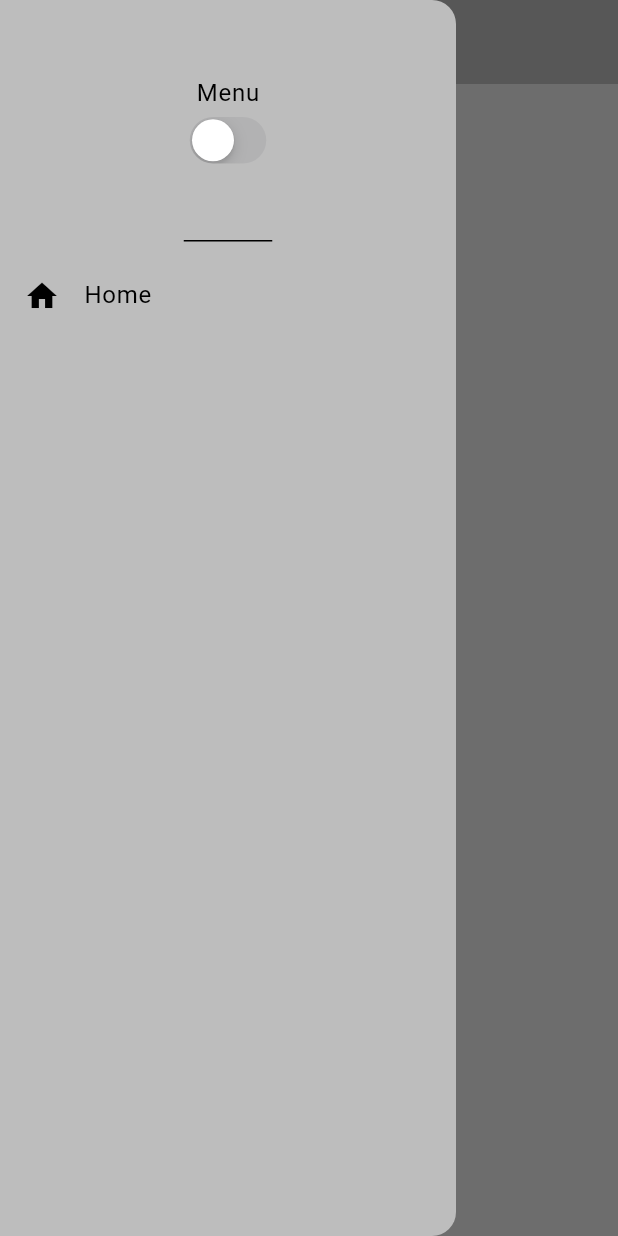
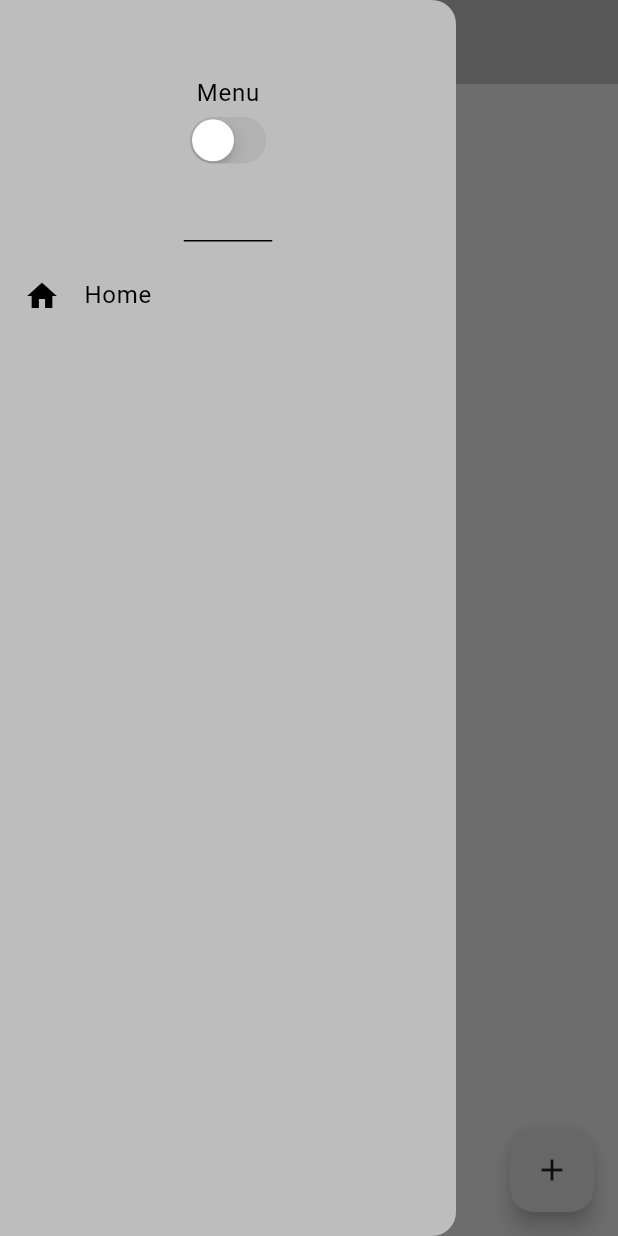
Before and after one commit to Sanji276/habittrackerapp, a Flutter app: the screen it shows after launch, with the side drawer open, on a phone screen of 412 x 824 dp. Run offline on Flutter 3.47's test engine with Material 3 defaults, Android fonts, the phone set to English and light mode, and no system bars; our stand-ins replace isar; accounts and stored records are empty; generated files the repository leaves out were written again.

```diff
--- a/lib/components/drawer.dart
+++ b/lib/components/drawer.dart
@@ -11,7 +11,6 @@ class MyDrawer extends StatelessWidget {
     return Drawer(
       backgroundColor: Theme.of(context).colorScheme.secondary,
       elevation: 0,
-
       child: Column(
         children: [
           Column(
@@ -20,20 +19,21 @@ class MyDrawer extends StatelessWidget {
                 padding: const EdgeInsets.only(top: 50),
                 child: Column(
                   children: [
-                        Text('Menu'),
-                        CupertinoSwitch(value: Provider.of<ThemeProvider>(context).isDarkmode,
-                         onChanged:(value)=> Provider.of<ThemeProvider>(context,listen: false).themeToogle())
+                    const Text('Menu'),
+                    CupertinoSwitch(
+                        value: Provider.of<ThemeProvider>(context).isDarkmode,
+                        onChanged: (value) =>
+                            Provider.of<ThemeProvider>(context, listen: false)
+                                .themeToogle())
                   ],
                 ),
               ),
-
-              ListTile(
+              const ListTile(
                 leading: Icon(Icons.home),
                 title: Text('Home'),
               )
             ],
           )
-
         ],
       ),
     );
--- a/lib/home_page.dart
+++ b/lib/home_page.dart
@@ -9,14 +9,20 @@ class MyHomePage extends StatefulWidget {
 }
 
 class _MyHomePageState extends State<MyHomePage> {
-
   @override
-  Widget build (BuildContext context){
+  Widget build(BuildContext context) {
     return Scaffold(
       appBar: AppBar(
         backgroundColor: Theme.of(context).colorScheme.secondary,
       ),
       drawer: const MyDrawer(),
+      floatingActionButton: FloatingActionButton(
+        onPressed: () => {},
+        child: Icon(
+          Icons.add,
+          color: Theme.of(context).colorScheme.inversePrimary,
+        ),
+      ),
     );
   }
 }
--- a/lib/models/appsettings.dart
+++ b/lib/models/appsettings.dart
@@ -1,7 +1,7 @@
 import 'package:isar/isar.dart';
 
-//run cmd to generate file: dart run build_runner build
-//part 'app_settings.g.dart';
+part 'appsettings.g.dart';
+
 @Collection()
 class Appsettings {
   Id id = Isar.autoIncrement;
--- a/pubspec.yaml
+++ b/pubspec.yaml
@@ -50,8 +50,9 @@ dev_dependencies:
   # package. See that file for information about deactivating specific lint
   # rules and activating additional ones.
   flutter_lints: ^4.0.0
+  build_runner: ^2.0.0
   isar_generator: ^3.1.0+1
-  build_runner: ^2.4.12
+  analyzer: ^5.0.0
 
 # For information on the generic Dart part of this file, see the
 # following page: https://dart.dev/tools/pub/pubspec
```
Also changed, not shown: lib/main.dart (+11 -5 lines), lib/models/habit.dart (+1 -8 lines), lib/provider/habit_provider.dart (added, +32 -0 lines), lib/services/isar_service.dart (added, +53 -0 lines), lib/models/appsettings.g.dart (added), lib/models/habit.g.dart (added), pubspec.lock. Lines whose indentation alone changed are shown as unchanged.
